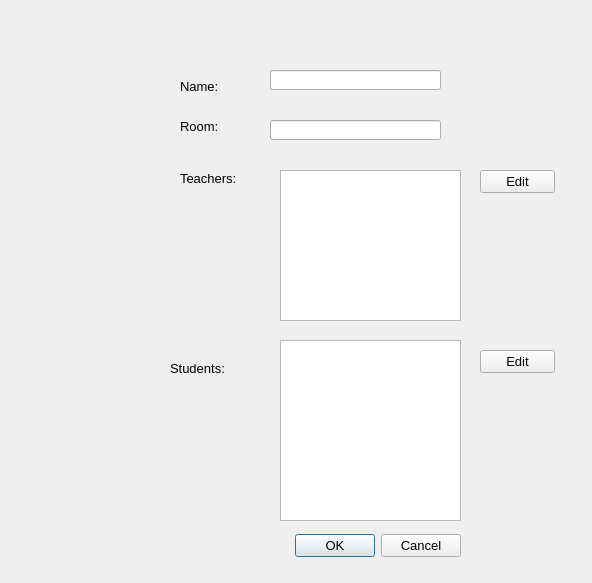
Above: editclassdialog.ui from thenewcoder/school-administration-system before the change. Below: the same form after it.
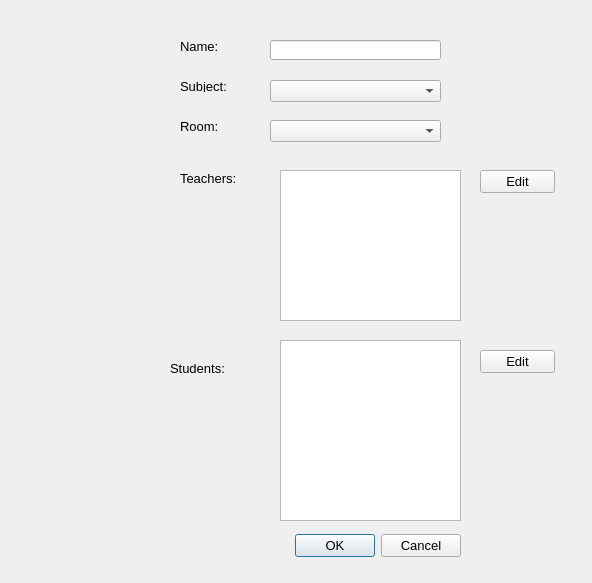
That is the form after the change.

Commit message: Added partial functionality to the editclassdialog. Implemented database functionality for adding and updating a class.

Patch:
```diff
--- a/editclassdialog.ui
+++ b/editclassdialog.ui
@@ -43,7 +43,7 @@
    <property name="geometry">
     <rect>
      <x>180</x>
-     <y>80</y>
+     <y>40</y>
      <width>54</width>
      <height>12</height>
     </rect>
@@ -95,17 +95,7 @@
    <property name="geometry">
     <rect>
      <x>270</x>
-     <y>70</y>
-     <width>171</width>
-     <height>20</height>
-    </rect>
-   </property>
-  </widget>
-  <widget class="QLineEdit" name="leClassRoom">
-   <property name="geometry">
-    <rect>
-     <x>270</x>
-     <y>120</y>
+     <y>40</y>
      <width>171</width>
      <height>20</height>
     </rect>
@@ -157,6 +147,39 @@
     <string>Edit</string>
    </property>
   </widget>
+  <widget class="QLabel" name="label_5">
+   <property name="geometry">
+    <rect>
+     <x>180</x>
+     <y>80</y>
+     <width>54</width>
+     <height>12</height>
+    </rect>
+   </property>
+   <property name="text">
+    <string>Subject:</string>
+   </property>
+  </widget>
+  <widget class="QComboBox" name="cbSubject">
+   <property name="geometry">
+    <rect>
+     <x>270</x>
+     <y>80</y>
+     <width>171</width>
+     <height>22</height>
+    </rect>
+   </property>
+  </widget>
+  <widget class="QComboBox" name="cbClassroom">
+   <property name="geometry">
+    <rect>
+     <x>270</x>
+     <y>120</y>
+     <width>171</width>
+     <height>22</height>
+    </rect>
+   </property>
+  </widget>
  </widget>
  <resources/>
  <connections>
```
The commit also changes 8 other files.
